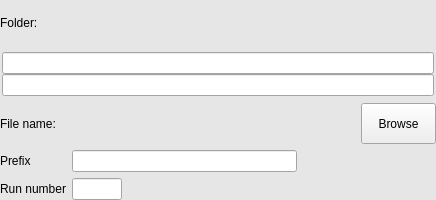
mxcube/mxcubeqt, file Bricks/widgets/ui_files/Qt4_data_path_widget_vertical_layout.ui: the form before one commit.
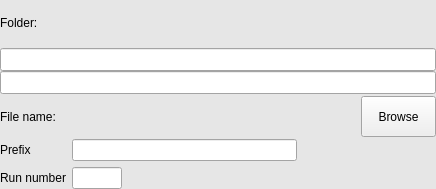
The form after the commit.

Commit message: 2015.11.06. Adjusted layouts in Qt4 ui files

What changed in the file:
```diff
--- a/Bricks/widgets/ui_files/Qt4_data_path_widget_vertical_layout.ui
+++ b/Bricks/widgets/ui_files/Qt4_data_path_widget_vertical_layout.ui
@@ -7,7 +7,7 @@
     <x>0</x>
     <y>0</y>
     <width>436</width>
-    <height>200</height>
+    <height>189</height>
    </rect>
   </property>
   <property name="sizePolicy">
@@ -102,7 +102,7 @@
    <item>
     <layout class="QVBoxLayout">
      <property name="spacing">
-      <number>5</number>
+      <number>2</number>
      </property>
      <property name="margin">
       <number>0</number>
@@ -110,7 +110,7 @@
      <item>
       <layout class="QVBoxLayout">
        <property name="spacing">
-        <number>4</number>
+        <number>2</number>
        </property>
        <item>
         <layout class="QHBoxLayout">
@@ -157,7 +157,7 @@
           <number>0</number>
          </property>
          <property name="margin">
-          <number>2</number>
+          <number>0</number>
          </property>
          <item>
           <layout class="QHBoxLayout">
@@ -220,6 +220,9 @@
      </item>
      <item>
       <layout class="QVBoxLayout">
+       <property name="spacing">
+        <number>2</number>
+       </property>
        <item>
         <layout class="QHBoxLayout">
          <item>
```
The commit also changes 3 other files.
